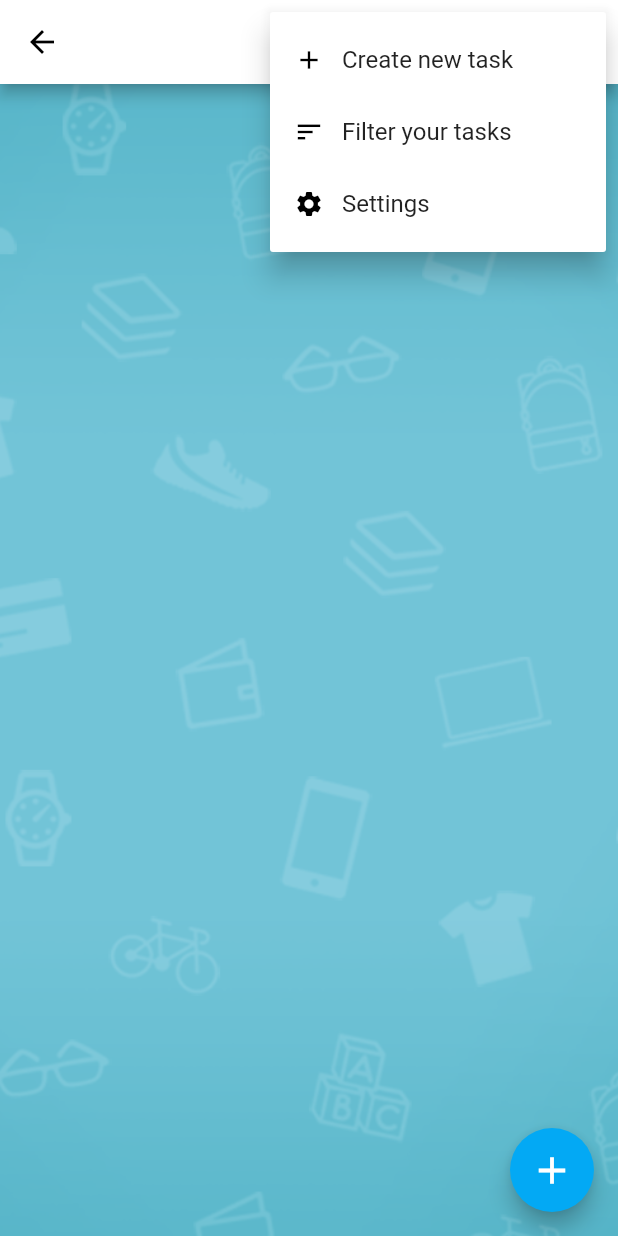
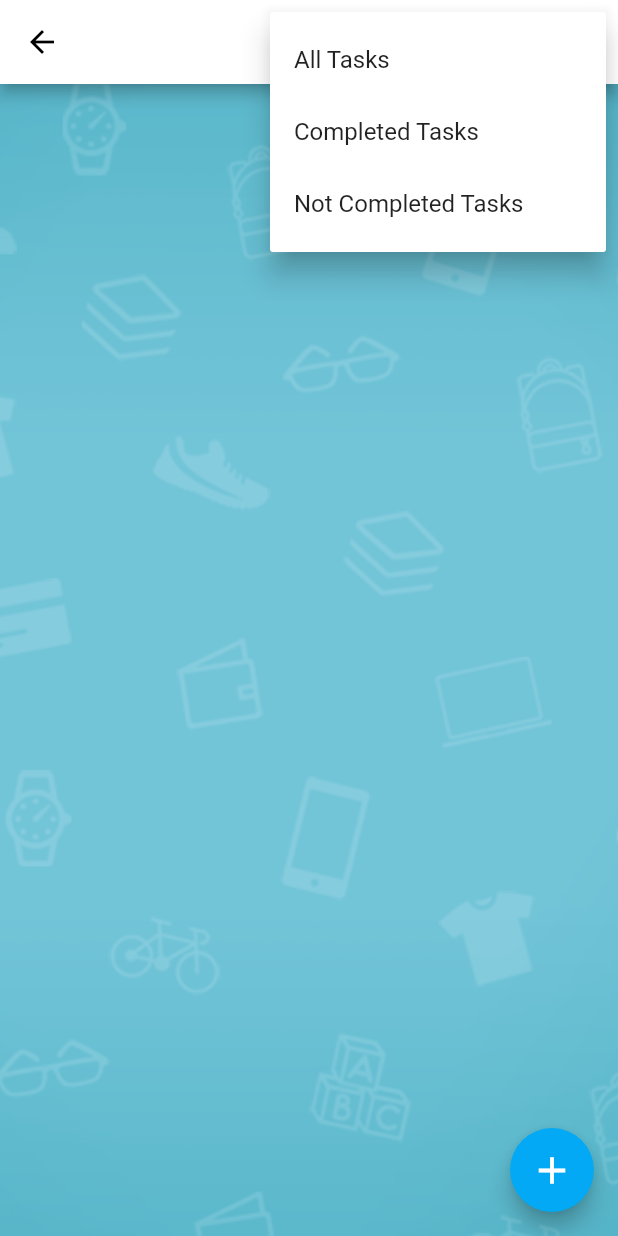
Before and after one commit to gu-tig169-ht21/gusvingrda, a Flutter app: the ToDo screen opened directly, after a tap on the "more vert" icon, on a phone screen of 412 x 824 dp. Run offline on Flutter 3.47's test engine with Material 2 defaults, Android fonts, the phone set to English and light mode, and no system bars.

Commit message:
Steg 2 färdigt

```diff
--- a/lib/ToDo.dart
+++ b/lib/ToDo.dart
@@ -27,11 +27,19 @@ class _ToDoState extends State<ToDo> {
         title: Text(widget.title),
         backgroundColor: Colors.white,
         actions: [
-          PopupMenuButton<MenuItem>(
-            onSelected: (item) => onSelected(context, item),
-            itemBuilder: (context) =>
-                [...MenuItems.itemsFirst.map(buildItem).toList()],
-          ),
+          PopupMenuButton(
+              onSelected: (value) {
+                Provider.of<MyState>(context, listen: false)
+                    .setFilter(value.toString());
+              },
+              itemBuilder: (context) => [
+                    PopupMenuItem(child: Text('All Tasks'), value: 'All'),
+                    PopupMenuItem(
+                        child: Text('Completed Tasks'), value: 'Completed'),
+                    PopupMenuItem(
+                        child: Text('Not Completed Tasks'),
+                        value: 'Not Completed'),
+                  ]),
         ],
       ),
       body: Container(
@@ -39,7 +47,9 @@ class _ToDoState extends State<ToDo> {
         decoration: _backgroundImage(),
         child: ListView(children: [
           Consumer<MyState>(
-            builder: (context, state, child) => TaskList(state.list),
+            builder: (context, state, child) => TaskList(
+              _filterList(state.list, state.filter),
+            ),
           ),
         ]),
       ),
@@ -61,17 +71,19 @@ class _ToDoState extends State<ToDo> {
   void onSelected(BuildContext context, MenuItem item) {
     switch (item) {
       case MenuItems.itemAdd:
-        _actionButton();
         Navigator.push(
           context,
           MaterialPageRoute(
-            builder: (context) => CreateNewTask(TaskItem(
-                taskName: 'New Task',
-                deadline: 'optional',
-                description: 'description',
-                checked: false)),
+            builder: (context) => CreateNewTask(
+              TaskItem(
+                  taskName: 'New Task',
+                  deadline: 'optional',
+                  description: 'description',
+                  checked: false),
+            ),
           ),
         );
+        break;
     }
   }
 //---------------------------------------------------------------------------
@@ -96,6 +108,17 @@ class _ToDoState extends State<ToDo> {
     ));
   }
 
+  List<TaskItem> _filterList(list, filterBy) {
+    if (filterBy == 'All') return list;
+    if (filterBy == 'Not Completed') {
+      return list.where((task) => task.checked == false).toList();
+    }
+    if (filterBy == 'Completed') {
+      return list.where((task) => task.checked == true).toList();
+    }
+    return list;
+  }
+
   _backgroundImage() {
     return const BoxDecoration(
       image: DecorationImage(
```
Also changed, not shown: lib/task_model.dart (+16 -1 lines).
